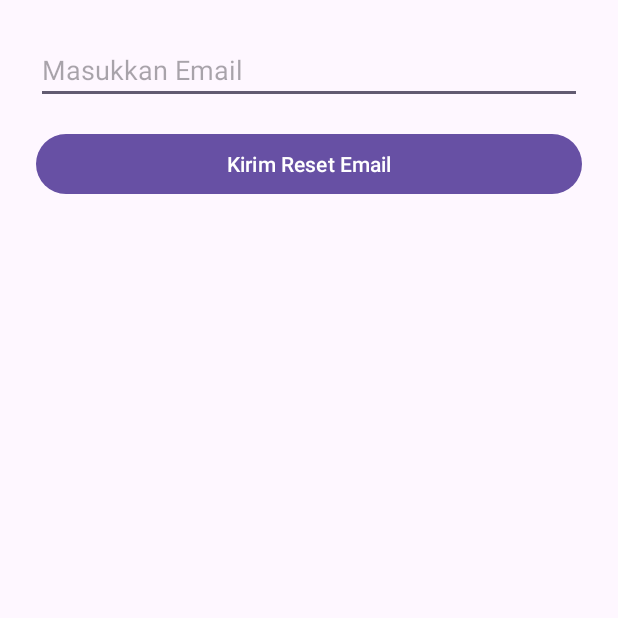
After one commit to andrianbaros/PlayMood, an Android app: the ResetPasswordActivity screen opened directly, with no data from a screen before it, on a phone screen of 412 x 824 dp, the top half of it. The commit adds this screen. Run offline under Robolectric (Android 15) with nearby library versions, the phone set to English and light mode, and no system bars; our stand-ins replace Firebase (no records; nobody signed in at launch, a user with empty details on screens opened directly).

Commit message:
reset pw
allahwakbar

```diff
--- a/app/build.gradle.kts
+++ b/app/build.gradle.kts
@@ -46,7 +46,10 @@ dependencies {
     implementation("androidx.camera:camera-camera2:1.1.0")
     implementation("androidx.camera:camera-lifecycle:1.1.0")
     implementation("androidx.camera:camera-view:1.0.0-alpha31")
+
+    // Firebase
     implementation(libs.firebase.database)
+    implementation("com.google.firebase:firebase-auth:22.3.1")
 
     // Testing
     testImplementation(libs.junit)
--- a/app/src/main/AndroidManifest.xml
+++ b/app/src/main/AndroidManifest.xml
@@ -33,6 +33,9 @@
             <!-- Signup Activity -->
             <activity android:name=".SignupActivity" android:exported="true" />
 
+            <activity android:name=".ResetPasswordActivity" android:exported="true"/>
+
+
 
         </application>
 
--- /dev/null
+++ b/app/src/main/java/com/example/playmood/ResetPasswordActivity.java
@@ -0,0 +1,45 @@
+package com.example.playmood;
+
+import android.os.Bundle;
+import android.widget.Button;
+import android.widget.EditText;
+import android.widget.Toast;
+
+import androidx.appcompat.app.AppCompatActivity;
+
+import com.google.firebase.auth.FirebaseAuth;
+
+public class ResetPasswordActivity extends AppCompatActivity {
+
+    EditText emailInput;
+    Button resetButton;
+    FirebaseAuth auth;
+
+    @Override
+    protected void onCreate(Bundle savedInstanceState) {
+        super.onCreate(savedInstanceState);
+        setContentView(R.layout.activity_reset_password);
+
+        emailInput = findViewById(R.id.emailInput);
+        resetButton = findViewById(R.id.resetButton);
+        auth = FirebaseAuth.getInstance();
+
+        resetButton.setOnClickListener(v -> {
+            String email = emailInput.getText().toString().trim();
+            if (email.isEmpty()) {
+                emailInput.setError("Email tidak boleh kosong");
+                return;
+            }
+
+            auth.sendPasswordResetEmail(email)
+                    .addOnCompleteListener(task -> {
+                        if (task.isSuccessful()) {
+                            Toast.makeText(this, "Email reset terkirim", Toast.LENGTH_SHORT).show();
+                            finish(); // kembali ke login
+                        } else {
+                            Toast.makeText(this, "Gagal: " + task.getException().getMessage(), Toast.LENGTH_SHORT).show();
+                        }
+                    });
+        });
+    }
+}
--- /dev/null
+++ b/app/src/main/res/layout/activity_reset_password.xml
@@ -0,0 +1,21 @@
+<LinearLayout
+    xmlns:android="http://schemas.android.com/apk/res/android"
+    android:orientation="vertical"
+    android:padding="24dp"
+    android:layout_width="match_parent"
+    android:layout_height="match_parent">
+
+    <EditText
+        android:id="@+id/emailInput"
+        android:hint="Masukkan Email"
+        android:inputType="textEmailAddress"
+        android:layout_width="match_parent"
+        android:layout_height="wrap_content"/>
+
+    <Button
+        android:id="@+id/resetButton"
+        android:text="Kirim Reset Email"
+        android:layout_width="match_parent"
+        android:layout_height="wrap_content"
+        android:layout_marginTop="16dp"/>
+</LinearLayout>
```
Also changed, not shown: app/src/main/java/com/example/playmood/LoginActivity.java (+9 -1 lines), app/src/main/res/layout/activity_login.xml (+13 -0 lines).
